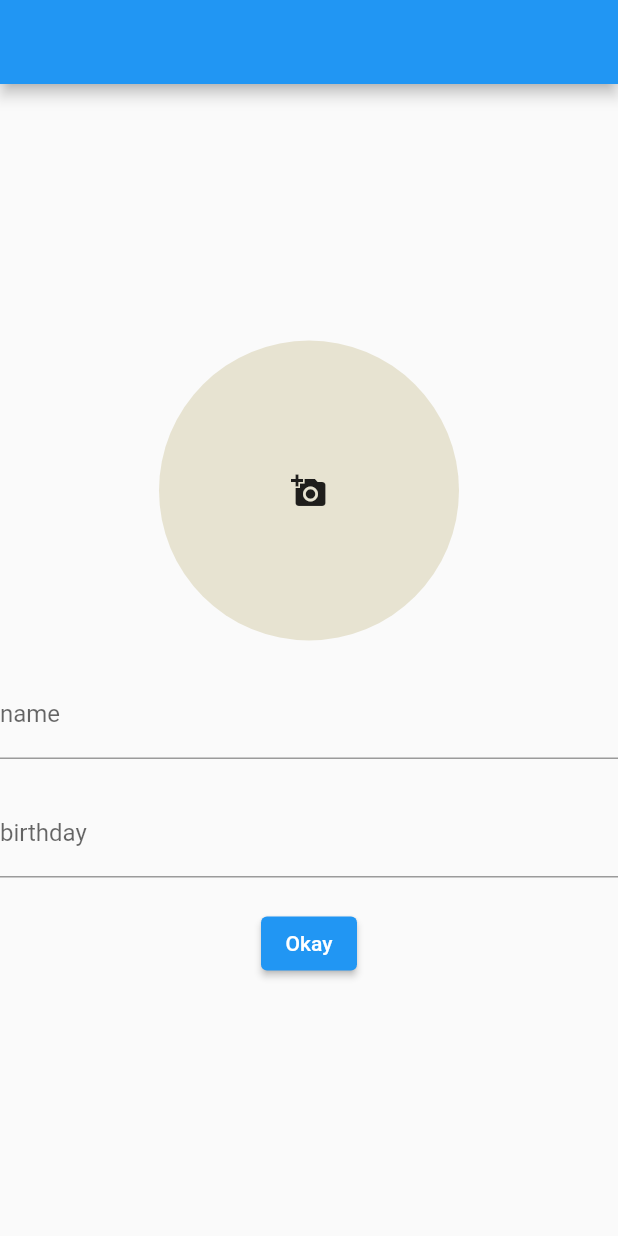
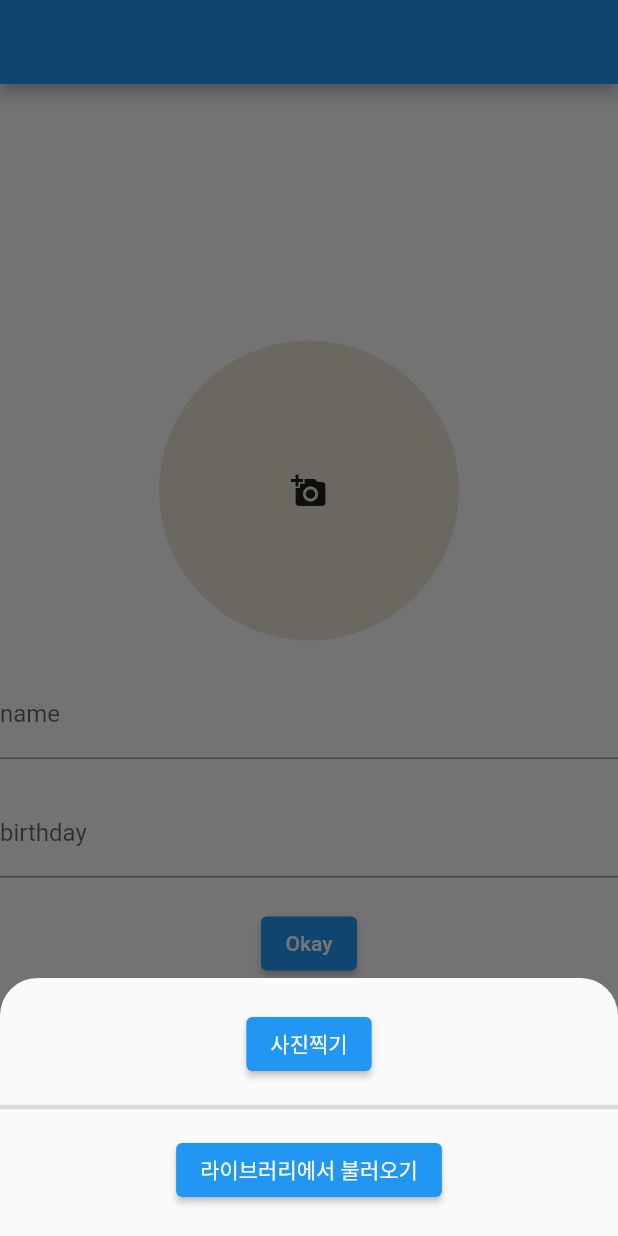
Before and after one commit to 222222222222222T/mong_ui_project, a Flutter app: the PhotoInfoScreen screen opened directly, after a tap on the "add a photo" icon, on a phone screen of 412 x 824 dp. Run offline on Flutter 3.47's test engine with Material 2 defaults, Android fonts, the phone set to English and light mode, and no system bars; our stand-ins replace firebase_core, firebase_database, image_picker, table_calendar; accounts and stored records are empty.

Commit message:
image_picker

```diff
--- a/lib/threeScreen.dart
+++ b/lib/threeScreen.dart
@@ -1,6 +1,7 @@
 import 'package:flutter/material.dart';
 
 import 'fourScreen.dart';
+import 'package:image_picker/image_picker.dart';
 
 class threeScreen extends StatelessWidget {
 
@@ -61,7 +62,9 @@ class _PhotoInfoScreenState extends State<PhotoInfoScreen> {
               ),
               child: IconButton(
                 icon: Icon(Icons.add_a_photo),
-                onPressed: () {},
+                onPressed: () {
+                  _showBottomSheet();
+                },
               ),
             ),
             SizedBox(height: 20),
@@ -98,4 +101,45 @@ class _PhotoInfoScreenState extends State<PhotoInfoScreen> {
       ),
     );
   }
+
+  _showBottomSheet() {
+    return showModalBottomSheet(
+      context: context,
+      shape: const RoundedRectangleBorder(
+        borderRadius: BorderRadius.vertical(
+          top: Radius.circular(25),
+        ),
+      ),
+      builder: (context) {
+        return Column(
+          mainAxisSize: MainAxisSize.min,
+          children: [
+            const SizedBox(
+              height: 20,
+            ),
+            ElevatedButton(
+              onPressed: () {},
+              child: const Text('사진찍기'),
+            ),
+            const SizedBox(
+              height: 10,
+            ),
+            const Divider(
+              thickness: 3,
+            ),
+            const SizedBox(
+              height: 10,
+            ),
+            ElevatedButton(
+              onPressed: () {},
+              child: const Text('라이브러리에서 불러오기'),
+            ),
+            const SizedBox(
+              height: 20,
+            ),
+          ],
+        );
+      },
+    );
+  }
 }
--- a/pubspec.yaml
+++ b/pubspec.yaml
@@ -28,6 +28,7 @@ environment:
 # the latest version available on pub.dev. To see which dependencies have newer
 # versions available, run `flutter pub outdated`.
 dependencies:
+  image_picker: ^0.8.7+5
   table_calendar: ^3.0.8
   flutter:
     sdk: flutter
```
Also changed, not shown: pubspec.lock.
